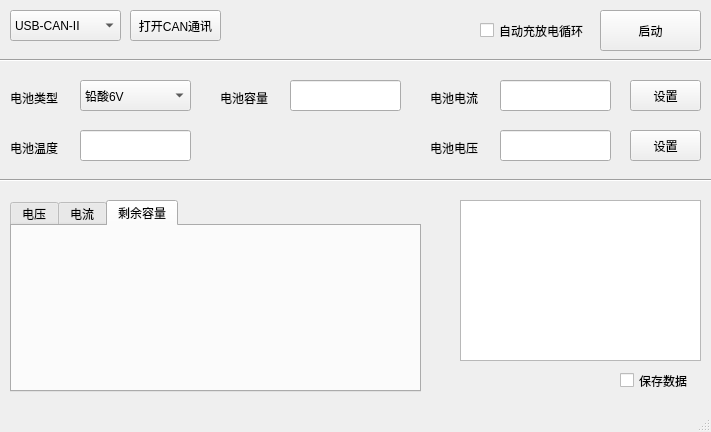
The window that UISource/Cell_Voltage_Simulate_Tool.ui (PHCOC/Cell_Voltage_Simulate) describes before a commit, drawn with Qt 5.
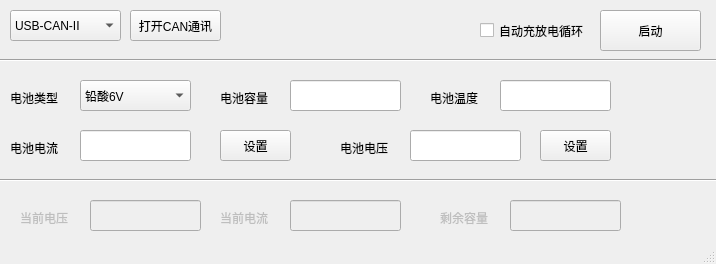
The same window after the commit.

Patch:
```diff
--- a/UISource/Cell_Voltage_Simulate_Tool.ui
+++ b/UISource/Cell_Voltage_Simulate_Tool.ui
@@ -6,8 +6,8 @@
    <rect>
     <x>0</x>
     <y>0</y>
-    <width>711</width>
-    <height>432</height>
+    <width>716</width>
+    <height>264</height>
    </rect>
   </property>
   <property name="windowTitle">
@@ -114,7 +114,7 @@
    <widget class="QLabel" name="label_CellVoltage">
     <property name="geometry">
      <rect>
-      <x>430</x>
+      <x>340</x>
       <y>140</y>
       <width>61</width>
       <height>16</height>
@@ -127,7 +127,7 @@
    <widget class="QLineEdit" name="lineEdit_CellVoltage">
     <property name="geometry">
      <rect>
-      <x>500</x>
+      <x>410</x>
       <y>130</y>
       <width>111</width>
       <height>31</height>
@@ -137,8 +137,8 @@
    <widget class="QLabel" name="label_CellTemp">
     <property name="geometry">
      <rect>
-      <x>10</x>
-      <y>140</y>
+      <x>430</x>
+      <y>90</y>
       <width>61</width>
       <height>16</height>
      </rect>
@@ -150,8 +150,8 @@
    <widget class="QLineEdit" name="lineEdit_CellTemp">
     <property name="geometry">
      <rect>
-      <x>80</x>
-      <y>130</y>
+      <x>500</x>
+      <y>80</y>
       <width>111</width>
       <height>31</height>
      </rect>
@@ -160,8 +160,8 @@
    <widget class="QLabel" name="label_CellCurrent">
     <property name="geometry">
      <rect>
-      <x>430</x>
-      <y>90</y>
+      <x>10</x>
+      <y>140</y>
       <width>61</width>
       <height>16</height>
      </rect>
@@ -173,8 +173,8 @@
    <widget class="QLineEdit" name="lineEdit_CellCurrent">
     <property name="geometry">
      <rect>
-      <x>500</x>
-      <y>80</y>
+      <x>80</x>
+      <y>130</y>
       <width>111</width>
       <height>31</height>
      </rect>
@@ -219,8 +219,8 @@
    <widget class="QPushButton" name="pushButton_CurSet">
     <property name="geometry">
      <rect>
-      <x>630</x>
-      <y>80</y>
+      <x>220</x>
+      <y>130</y>
       <width>71</width>
       <height>31</height>
      </rect>
@@ -232,7 +232,7 @@
    <widget class="QPushButton" name="pushButton_VolSet">
     <property name="geometry">
      <rect>
-      <x>630</x>
+      <x>540</x>
       <y>130</y>
       <width>71</width>
       <height>31</height>
@@ -242,47 +242,6 @@
      <string>设置</string>
     </property>
    </widget>
-   <widget class="QTabWidget" name="Graph">
-    <property name="geometry">
-     <rect>
-      <x>10</x>
-      <y>200</y>
-      <width>411</width>
-      <height>192</height>
-     </rect>
-    </property>
-    <property name="currentIndex">
-     <number>2</number>
-    </property>
-    <widget class="QWidget" name="Voltage">
-     <attribute name="title">
-      <string>电压</string>
-     </attribute>
-     <layout class="QVBoxLayout" name="verticalLayout_4"/>
-    </widget>
-    <widget class="QWidget" name="Current">
-     <attribute name="title">
-      <string>电流</string>
-     </attribute>
-     <layout class="QVBoxLayout" name="verticalLayout_2"/>
-    </widget>
-    <widget class="QWidget" name="RemainCAP">
-     <attribute name="title">
-      <string>剩余容量</string>
-     </attribute>
-     <layout class="QVBoxLayout" name="verticalLayout_3"/>
-    </widget>
-   </widget>
-   <widget class="QGraphicsView" name="graphicsView_Cell">
-    <property name="geometry">
-     <rect>
-      <x>460</x>
-      <y>200</y>
-      <width>241</width>
-      <height>161</height>
-     </rect>
-    </property>
-   </widget>
    <widget class="QCheckBox" name="checkBox_AutoMode">
     <property name="geometry">
      <rect>
@@ -296,17 +255,91 @@
      <string>自动充放电循环</string>
     </property>
    </widget>
-   <widget class="QCheckBox" name="checkBox_SaveData">
+   <widget class="QLabel" name="label_CellVOL_NOW">
+    <property name="enabled">
+     <bool>false</bool>
+    </property>
     <property name="geometry">
      <rect>
-      <x>620</x>
-      <y>370</y>
-      <width>81</width>
-      <height>21</height>
+      <x>20</x>
+      <y>210</y>
+      <width>61</width>
+      <height>16</height>
      </rect>
     </property>
     <property name="text">
-     <string>保存数据</string>
+     <string>当前电压</string>
+    </property>
+   </widget>
+   <widget class="QLineEdit" name="lineEdit_CellVOL_NOW">
+    <property name="enabled">
+     <bool>false</bool>
+    </property>
+    <property name="geometry">
+     <rect>
+      <x>90</x>
+      <y>200</y>
+      <width>111</width>
+      <height>31</height>
+     </rect>
+    </property>
+   </widget>
+   <widget class="QLabel" name="label_CellCurrent_NOW">
+    <property name="enabled">
+     <bool>false</bool>
+    </property>
+    <property name="geometry">
+     <rect>
+      <x>220</x>
+      <y>210</y>
+      <width>61</width>
+      <height>16</height>
+     </rect>
+    </property>
+    <property name="text">
+     <string>当前电流</string>
+    </property>
+   </widget>
+   <widget class="QLineEdit" name="lineEdit_CellCurrent_NOW">
+    <property name="enabled">
+     <bool>false</bool>
+    </property>
+    <property name="geometry">
+     <rect>
+      <x>290</x>
+      <y>200</y>
+      <width>111</width>
+      <height>31</height>
+     </rect>
+    </property>
+   </widget>
+   <widget class="QLabel" name="label_CellCAP_NOW">
+    <property name="enabled">
+     <bool>false</bool>
+    </property>
+    <property name="geometry">
+     <rect>
+      <x>440</x>
+      <y>210</y>
+      <width>61</width>
+      <height>16</height>
+     </rect>
+    </property>
+    <property name="text">
+     <string>剩余容量</string>
+    </property>
+   </widget>
+   <widget class="QLineEdit" name="lineEdit_CellCAP_NOW">
+    <property name="enabled">
+     <bool>false</bool>
+    </property>
+    <property name="geometry">
+     <rect>
+      <x>510</x>
+      <y>200</y>
+      <width>111</width>
+      <height>31</height>
+     </rect>
     </property>
    </widget>
   </widget>
```
